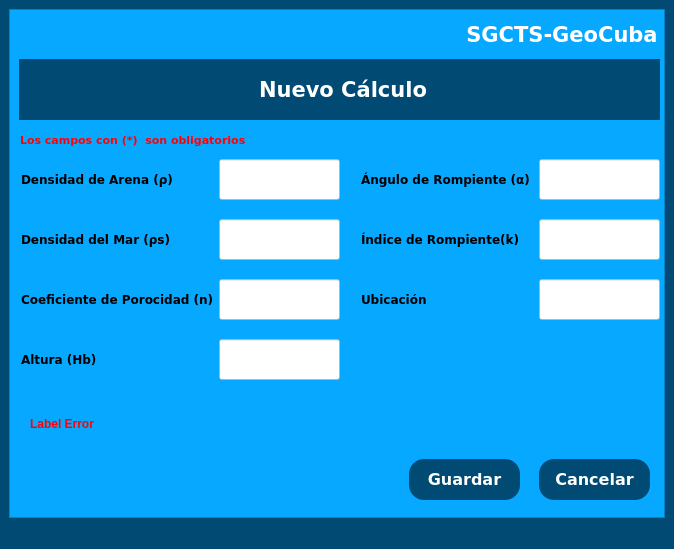
dariel-cabrera/SGCTS-GeoCuba-pyqt, file gui/nuevoCalculo.ui: the form before one commit.
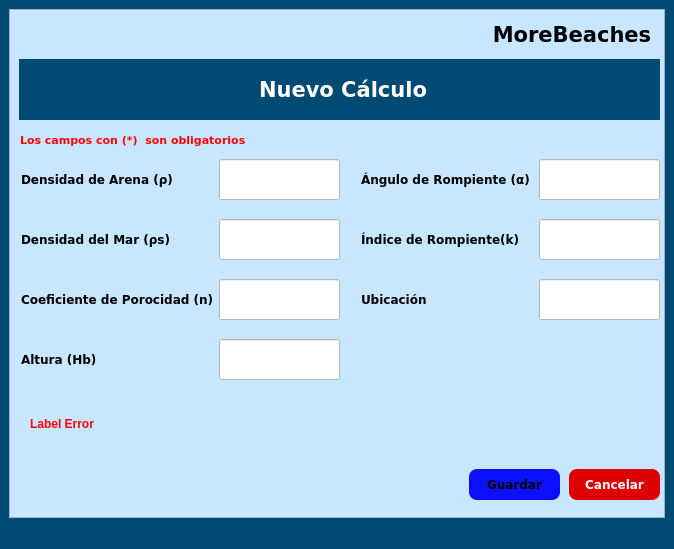
The form after the commit. Icons and pictures are not drawn.

Commit message: Un Usuario realiza muchos Calculos

```diff
--- a/gui/nuevoCalculo.ui
+++ b/gui/nuevoCalculo.ui
@@ -22,7 +22,7 @@
      <widget class="QFrame" name="frame_NuevoCalculo">
       <property name="styleSheet">
        <string notr="true">QFrame{
-background-color: rgb(7, 168, 255);
+background-color: rgb(201, 230, 255);
 }
 QLabel{
 background-color: #000000ff;
@@ -299,7 +299,7 @@
       <widget class="QLabel" name="label_SGCTS_GeoCuba">
        <property name="geometry">
         <rect>
-         <x>440</x>
+         <x>450</x>
          <y>0</y>
          <width>221</width>
          <height>51</height>
@@ -315,11 +315,10 @@
        </property>
        <property name="styleSheet">
         <string notr="true">background-color: #000000ff;
-
-color: rgb(255, 255, 255);</string>
+color: rgb(0, 0, 0);</string>
        </property>
        <property name="text">
-        <string>&lt;html&gt;&lt;head/&gt;&lt;body&gt;&lt;p align=&quot;center&quot;&gt;&lt;span style=&quot; font-size:16pt;&quot;&gt;SGCTS-GeoCuba&lt;/span&gt;&lt;/p&gt;&lt;/body&gt;&lt;/html&gt;</string>
+        <string>&lt;html&gt;&lt;head/&gt;&lt;body&gt;&lt;p align=&quot;center&quot;&gt;&lt;span style=&quot; font-size:16pt;&quot;&gt;MoreBeaches&lt;/span&gt;&lt;/p&gt;&lt;/body&gt;&lt;/html&gt;</string>
        </property>
       </widget>
       <widget class="QLineEdit" name="lineEdit_Ubicacion">
@@ -373,20 +372,34 @@
       <widget class="QPushButton" name="but_GuardarNuevoCalculo">
        <property name="geometry">
         <rect>
-         <x>400</x>
-         <y>450</y>
-         <width>111</width>
-         <height>41</height>
+         <x>460</x>
+         <y>460</y>
+         <width>91</width>
+         <height>31</height>
         </rect>
        </property>
        <property name="font">
         <font>
          <family>Verdana</family>
-         <pointsize>12</pointsize>
+         <pointsize>9</pointsize>
          <weight>75</weight>
          <bold>true</bold>
         </font>
        </property>
+       <property name="styleSheet">
+        <string notr="true">QPushButton{
+background-color: rgb(11, 15, 255);
+color: rgb(0, 0, 0);
+border-radius:8px;
+}
+
+QPushButton:hover{
+background-color: rgb(16, 132, 255);
+border-top-left-radius:12px;
+border-bottom-left-radius:12px;
+
+}</string>
+       </property>
        <property name="text">
         <string>Guardar</string>
        </property>
@@ -394,20 +407,34 @@
       <widget class="QPushButton" name="butCancelarNuevoCalculo">
        <property name="geometry">
         <rect>
-         <x>530</x>
-         <y>450</y>
-         <width>111</width>
-         <height>41</height>
+         <x>560</x>
+         <y>460</y>
+         <width>91</width>
+         <height>31</height>
         </rect>
        </property>
        <property name="font">
         <font>
          <family>Verdana</family>
-         <pointsize>12</pointsize>
+         <pointsize>9</pointsize>
          <weight>75</weight>
          <bold>true</bold>
         </font>
        </property>
+       <property name="styleSheet">
+        <string notr="true">QPushButton{
+color: rgb(255, 255, 255);
+	background-color: rgb(221, 1, 5);
+border-radius:8px;
+}
+
+QPushButton:hover{
+background-color: rgb(255, 120, 129);
+border-top-left-radius:12px;
+border-bottom-left-radius:12px;
+
+}</string>
+       </property>
        <property name="text">
         <string>Cancelar</string>
        </property>
@@ -452,6 +479,25 @@
         <string>Los campos con (*)  son obligatorios</string>
        </property>
       </widget>
+      <widget class="QLabel" name="label">
+       <property name="geometry">
+        <rect>
+         <x>440</x>
+         <y>0</y>
+         <width>51</width>
+         <height>51</height>
+        </rect>
+       </property>
+       <property name="text">
+        <string/>
+       </property>
+       <property name="pixmap">
+        <pixmap>Agregar_un_título-removebg-preview.png</pixmap>
+       </property>
+       <property name="scaledContents">
+        <bool>true</bool>
+       </property>
+      </widget>
      </widget>
     </item>
    </layout>
```
Left out of the diff: 6 changed lines with no effect on the pictures. The commit also changes 45 other files.
